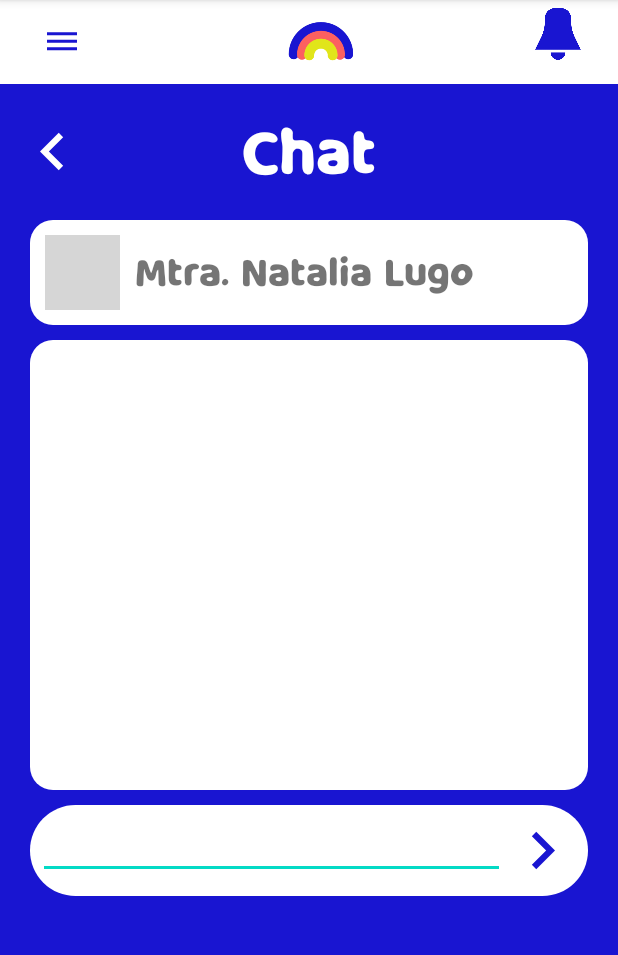
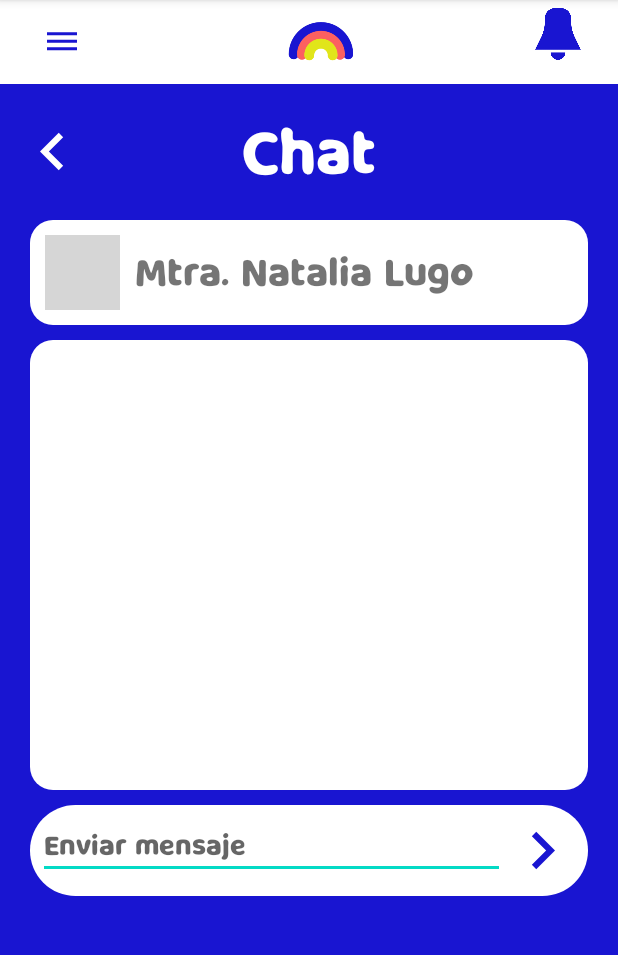
Before and after one commit to Nosequep/proyectoMiKinder, an Android app: the ChatActivity screen opened directly, with no data from a screen before it, on a phone screen of 412 x 824 dp, the part 84-1039 px from its top. Run offline under Robolectric (Android 15) with nearby library versions, the phone set to English and light mode, and no system bars; our stand-ins replace Firebase (no records; nobody signed in at launch, a user with empty details on screens opened directly); grey boxes are pictures that could not be loaded.

Commit message:
a ver si es esto

```diff
--- a/app/src/main/java/valera/jesus/proyectomikinder/ChatActivity.kt
+++ b/app/src/main/java/valera/jesus/proyectomikinder/ChatActivity.kt
@@ -20,6 +20,7 @@ class ChatActivity : AppCompatActivity() {
 
         enviar.setOnClickListener{
             if(!mensaje.text.isEmpty()){
+                mensaje.setText("")
                 mensajes.setText(mensaje.text.toString())
                 registrarMensaje(mensajes.text.toString())
             }else{
--- a/app/src/main/java/valera/jesus/proyectomikinder/InicioActivity.kt
+++ b/app/src/main/java/valera/jesus/proyectomikinder/InicioActivity.kt
@@ -2,12 +2,10 @@ package valera.jesus.proyectomikinder
 
 import android.content.Context
 import android.content.Intent
-import android.graphics.drawable.shapes.Shape
 import androidx.appcompat.app.AppCompatActivity
 import android.os.Bundle
 import android.view.*
 import android.widget.*
-import androidx.appcompat.app.ActionBarDrawerToggle
 import androidx.drawerlayout.widget.DrawerLayout
 import com.google.android.material.navigation.NavigationView
 import androidx.appcompat.widget.Toolbar
--- a/app/src/main/res/layout/activity_chat.xml
+++ b/app/src/main/res/layout/activity_chat.xml
@@ -102,6 +102,7 @@
                 android:id="@+id/mensaje"
                 android:layout_width="0dp"
                 android:layout_weight="5"
+                android:hint="Enviar mensaje"
                 android:layout_height="wrap_content"/>
             <ImageButton
                 android:id="@+id/enviar"
--- a/app/src/main/res/layout/activity_inicio.xml
+++ b/app/src/main/res/layout/activity_inicio.xml
@@ -32,7 +32,7 @@
             android:layout_width="match_parent"
             android:layout_height="wrap_content"
             android:text="@string/text_inicio"
-            android:textSize="40dp"
+            android:textSize="40sp"
             android:textColor="@color/azul"
             android:textAlignment="center"
             android:layout_marginTop="10dp"/>
@@ -42,7 +42,7 @@
             android:layout_width="match_parent"
             android:layout_height="wrap_content"
             android:text="fecha"
-            android:textSize="20dp"
+            android:textSize="20sp"
             android:textColor="@color/amarillo"
             android:textAlignment="center"/>
         <ListView
```
